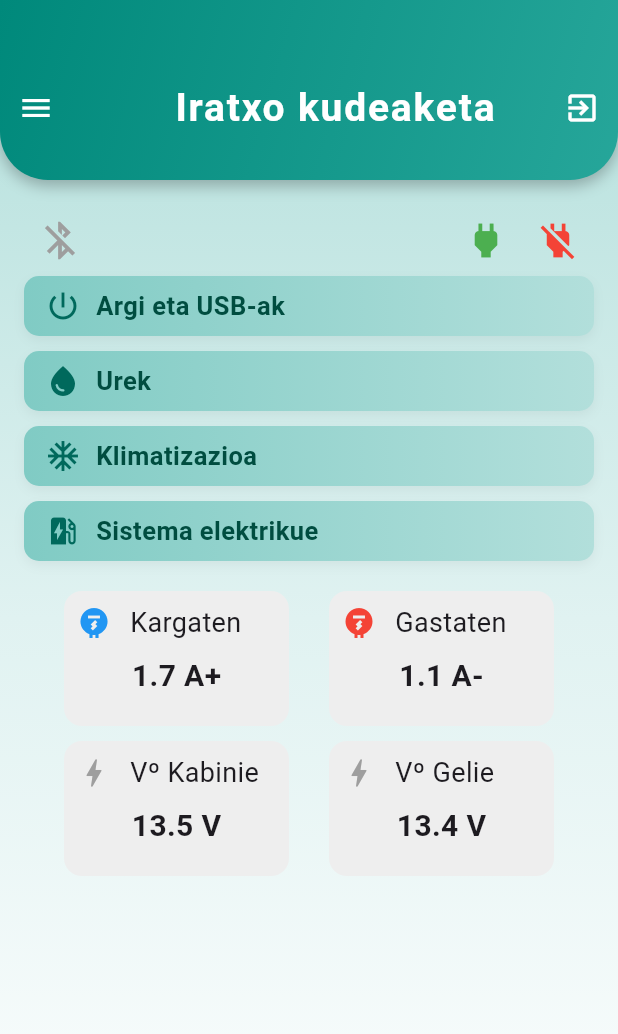
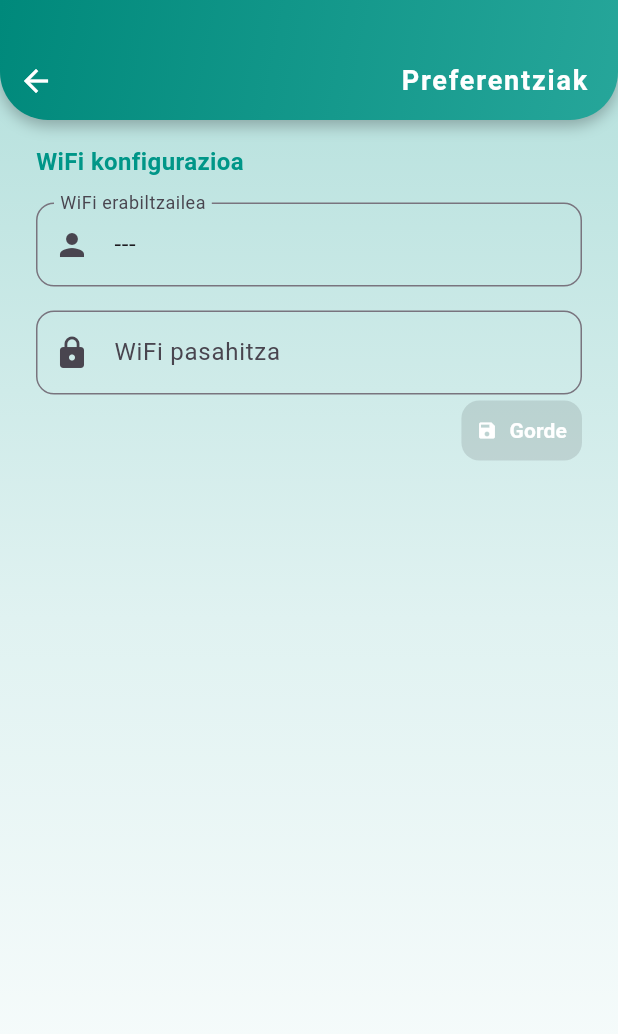
Before and after one commit to perikobermio/iratxo, a Flutter app: the Home screen opened directly, after a tap on the "menu" icon, on a phone screen of 412 x 824 dp. Shown: the top 1034 px of the screen. Run offline on Flutter 3.47's test engine with Material 3 defaults, Android fonts, the phone set to English and light mode, and no system bars; our stand-ins replace flutter_blue_plus, permission_handler; network calls fail.

Commit message:
config scene

```diff
--- /dev/null
+++ b/lib/config.dart
@@ -0,0 +1,154 @@
+import 'package:flutter/material.dart';
+
+import 'ble.dart';
+import 'data.dart';
+import 'helper.dart';
+
+class Config extends StatefulWidget {
+  const Config({super.key});
+
+  @override
+  State<Config> createState() => _ConfigState();
+}
+
+class _ConfigState extends State<Config> {
+  String loadingText = "Iratxo Zentralita";
+  bool errors = false;
+
+  final ble     = BleService();
+  final data    = Data();
+  final helper  = Helper();
+
+  @override
+  Widget build(BuildContext context) {
+    return Scaffold(
+      body: Container(
+        decoration: const BoxDecoration(
+          gradient: LinearGradient(
+            colors: [Color(0xFFB2DFDB), Color(0xFFE0F2F1), Color(0xFFFFFFFF)],
+            begin: Alignment.topCenter,
+            end: Alignment.bottomCenter,
+          ),
+        ),
+        child: Column(
+          children: [
+            Container(
+              decoration: const BoxDecoration(
+                gradient: LinearGradient(
+                  colors: [Color(0xFF00897B), Color(0xFF26A69A)],
+                  begin: Alignment.topLeft,
+                  end: Alignment.bottomRight,
+                ),
+                borderRadius: BorderRadius.only(
+                  bottomLeft: Radius.circular(32),
+                  bottomRight: Radius.circular(32),
+                ),
+                boxShadow: [
+                  BoxShadow(
+                    color: Colors.black26,
+                    blurRadius: 8,
+                    offset: Offset(0, 4),
+                  ),
+                ],
+              ),
+              padding: const EdgeInsets.only(top: 30, bottom: 2,right: 20),
+              width: double.infinity,
+              child: Row(
+                mainAxisAlignment: MainAxisAlignment.spaceBetween,
+                children: [
+                  IconButton(
+                    icon: const Icon(Icons.arrow_back, color: Colors.white),
+                    tooltip: 'Atzera',
+                    onPressed: () {
+                      Navigator.of(context).pop();
+                    },
+                  ),
+                  const Text(
+                    'Preferentziak',
+                    style: TextStyle(
+                      color: Colors.white,
+                      fontSize: 18,
+                      fontWeight: FontWeight.bold,
+                      letterSpacing: 1.2,
+                    ),
+                  )
+                ],
+              ),
+            ),
+            Padding(
+              padding: const EdgeInsets.symmetric(horizontal: 24, vertical: 16),
+              child: Column(
+              crossAxisAlignment: CrossAxisAlignment.start,
+              children: [
+                const Text(
+                  'WiFi konfigurazioa',
+                  style: TextStyle(
+                    fontSize: 16,
+                    fontWeight: FontWeight.w600,
+                    color: Colors.teal,
+                  ),
+                ),
+                const SizedBox(height: 16),
+                TextField(
+                  controller: TextEditingController(text: data.p['wifi_ssid'].value),
+                  decoration: InputDecoration(
+                    labelText: 'WiFi erabiltzailea',
+                    border: OutlineInputBorder(
+                      borderRadius: BorderRadius.circular(12),
+                    ),
+                    prefixIcon: const Icon(Icons.person),
+                  ),
+                  onChanged: (value) {
+                    data.p['wifi_ssid'].value = value;
+                  },
+                ),
+                const SizedBox(height: 16),
+                TextField(
+                  controller: TextEditingController(text: data.p['wifi_pass'].value),
+                  decoration: InputDecoration(
+                    labelText: 'WiFi pasahitza',
+                    border: OutlineInputBorder(
+                    borderRadius: BorderRadius.circular(12),
+                    ),
+                    prefixIcon: const Icon(Icons.lock),
+                  ),
+                  onChanged: (value) {
+                    data.p['wifi_pass'].value = value;
+                  },
+                ),
+                Align(
+                  alignment: Alignment.centerRight,
+                  child: ElevatedButton.icon(
+                    style: ElevatedButton.styleFrom(
+                      backgroundColor: const Color(0xFF26A69A),
+                      shape: RoundedRectangleBorder(
+                        borderRadius: BorderRadius.circular(12),
+                      ),
+                      padding: const EdgeInsets.symmetric(horizontal: 10, vertical: 0),
+                      elevation: 2,
+                    ),
+                    icon: const Icon(Icons.save, size: 14, color: Colors.white),
+                    label: const Text(
+                      'Gorde',
+                      style: TextStyle(
+                        color: Colors.white,
+                        fontWeight: FontWeight.bold,
+                        fontSize: 14,
+                      ),
+                    ),
+                    onPressed: ble.isConnected.value? () async {
+                      await ble.command('{"action":"SET_PREFS","data":{"wifi_ssid":"${data.p['wifi_ssid'].value}","wifi_pass":"${data.p['wifi_pass'].value}"}}');
+                      helper.snack("WIFI konfigurazioa aldatuta.", 'success');
+                    } : null
+
+                  ),
+                )
+              ],
+              ),
+            )
+          ]
+        )
+      )
+    );
+  }
+}
--- a/lib/data.dart
+++ b/lib/data.dart
@@ -26,6 +26,11 @@ class Data {
     'ampere_comsum':        ValueNotifier<double>(1.1),
   };
 
+  Map<String, dynamic> p = {
+    'wifi_ssid':            ValueNotifier<String>("---"),
+    'wifi_pass':            ValueNotifier<String>(""),
+  };
+
   void sync(Map<String, dynamic> response) {
 
     if (response.containsKey('OUT_LIGHT'))              v['out_light'].value              = response['OUT_LIGHT'] == 1 ? true : false;
@@ -45,5 +50,8 @@ class Data {
     if (response.containsKey('OUT_TEMP'))               v['out_temp'].value               = response['OUT_TEMP'].toDouble();
     if (response.containsKey('AMPERE_LOADING'))         v['ampere_loading'].value         = response['AMPERE_LOADING'].toDouble();
     if (response.containsKey('AMPERE_COMSUM'))          v['ampere_loading'].value         = response['AMPERE_COMSUM'].toDouble();
+
+    if (response.containsKey('WIFI_SSID'))              p['wifi_ssid'].value              = response['WIFI_SSID'].toString();
+    if (response.containsKey('WIFI_PASS'))              p['wifi_pass'].value              = response['WIFI_PASS'].toString();
   }
 }
--- a/lib/home.dart
+++ b/lib/home.dart
@@ -10,6 +10,7 @@ import 'horizontal_dinamyc_slide.dart';
 import 'horizontal_dinamyc_slide_color.dart';
 import 'vertical_static_slide.dart';
 import 'info_widget.dart';
+import 'config.dart';
 import 'data.dart';
 import 'ble.dart';
 import 'helper.dart';
@@ -101,10 +102,9 @@ class _HomeState extends State<Home> {
                     icon: const Icon(Icons.menu, color: Colors.white),
                     tooltip: 'Menu',
                     onPressed: () {
-                      // Add menu action here
+                      Navigator.of(context).push(MaterialPageRoute( builder: (context) => const Config()));
                     },
                   ),
-                  const SizedBox(width: 1),
                   const Text(
                     'Iratxo kudeaketa',
                     style: TextStyle(
--- a/lib/mini_actions.dart
+++ b/lib/mini_actions.dart
@@ -49,6 +49,10 @@ class _MiniActionsState extends State<MiniActions> {
         const Spacer(),
         IconButton(
           onPressed: () async {
+            await ble.command('USB_1_ON');
+            await ble.command('WATER_BOMB_ON');
+            await ble.command('AUDIO_ON');
+
             data.v['usb_1'].value             = true;
             data.v['water_bomb_state'].value  = true;
             data.v['audio'].value             = true;
@@ -61,10 +65,16 @@ class _MiniActionsState extends State<MiniActions> {
         IconButton(
           onPressed: () async {
             await ble.command('OUT_LIGHT_OFF');
+            await ble.command('IN_LIGHT_OFF');
+            await ble.command('USB_1_OFF');
+            await ble.command('WATER_BOMB_OFF');
+            await ble.command('WATER_STATE_CHANGE');
+            await ble.command('HOT_OFF');
+            await ble.command('AUDIO_OFF');
+
             data.v['out_light'].value         = false;
             data.v['in_light_state'].value    = false;
             data.v['usb_1'].value             = false;
-            data.v['water_bomb_state'].value  = false;
             data.v['water_bomb_state'].value  = false;
             data.v['water_state'].value       = 0;
             data.v['hot_state'].value         = false;
```
Also changed, not shown: 1 other file.
